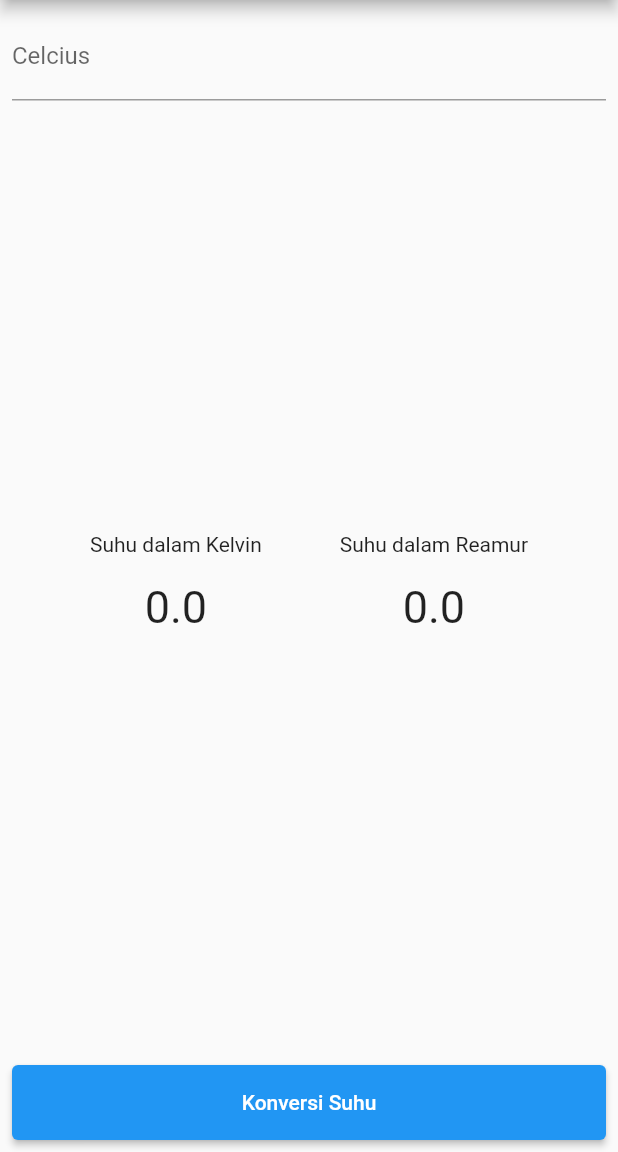
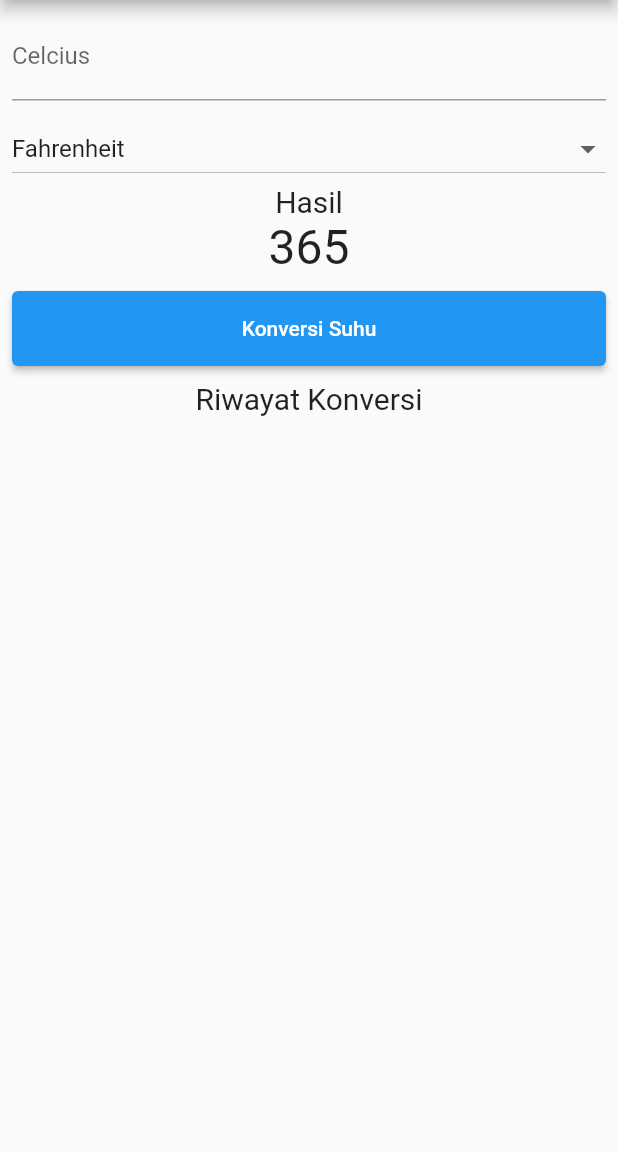
Before and after one commit to zflash123/flutter_konverter_suhu_js4_1, a Flutter app: the screen it shows after launch, on a phone screen of 412 x 824 dp, the part 84-1236 px from its top. Run offline on Flutter 3.47's test engine with Material 2 defaults, Android fonts, the phone set to English and light mode, and no system bars.

Commit message:
Complete layouting

```diff
--- a/lib/main.dart
+++ b/lib/main.dart
@@ -43,10 +43,48 @@ class _KonvertSuhuState extends State<KonvertSuhu> {
         body: Container(
           margin: const EdgeInsets.all(8),
           child: Column(
-            mainAxisAlignment: MainAxisAlignment.spaceBetween,
+            mainAxisAlignment: MainAxisAlignment.start,
             children: [
-              Input(inputController: inputController),
-              Output(kelvin: _kelvin, reamur: _reamur),
+              TextFormField(
+                keyboardType: TextInputType.number,
+                inputFormatters: <TextInputFormatter>[
+                  FilteringTextInputFormatter.digitsOnly
+                ],
+                decoration: const InputDecoration(
+                  labelText: 'Celcius',
+                  hintText: 'Enter the temperature in celcius',
+                ),
+                controller: inputController,
+              ),
+              const SizedBox(height: 8),
+              DropdownButton(
+                isExpanded: true,
+                value: 'Fahrenheit',
+                items: [
+                  DropdownMenuItem(
+                    child: Text('Kelvin'),
+                    value: 'Kelvin',
+                  ),
+                  DropdownMenuItem(
+                    child: Text('Reamur'),
+                    value: 'Reamur',
+                  ),
+                  DropdownMenuItem(
+                    child: Text('Fahrenheit'),
+                    value: 'Fahrenheit',
+                  ),
+                ],
+                onChanged: (value) {},
+              ),
+              const Text(
+                'Hasil',
+                style: TextStyle(fontSize: 20),
+              ),
+              Text(
+                '365',
+                style: TextStyle(fontSize: 32),
+              ),
+              SizedBox(height: 10),
               ElevatedButton(
                 style: ElevatedButton.styleFrom(
                   minimumSize: const Size.fromHeight(50),
@@ -56,6 +94,11 @@ class _KonvertSuhuState extends State<KonvertSuhu> {
                 },
                 child: const Text('Konversi Suhu'),
               ),
+              SizedBox(height: 10,),
+              const Text(
+                'Riwayat Konversi',
+                style: TextStyle(fontSize: 20),
+              ),
             ],
           ),
         ),
@@ -63,71 +106,3 @@ class _KonvertSuhuState extends State<KonvertSuhu> {
     );
   }
 }
-
-class Input extends StatelessWidget {
-  const Input({
-    Key? key,
-    required this.inputController,
-  }) : super(key: key);
-
-  final TextEditingController inputController;
-
-  @override
-  Widget build(BuildContext context) {
-    return TextFormField(
-      keyboardType: TextInputType.number,
-      inputFormatters: <TextInputFormatter>[
-        FilteringTextInputFormatter.digitsOnly
-      ],
-      decoration: const InputDecoration(
-        labelText: 'Celcius',
-        hintText: 'Masukkan Suhu Dalam Celcius'
-      ),
-      controller: inputController,
-    );
-  }
-}
-
-class Output extends StatelessWidget {
-  const Output({
-    Key? key,
-    required double kelvin,
-    required double reamur,
-  })  : _kelvin = kelvin,
-        _reamur = reamur,
-        super(key: key);
-
-  final double _kelvin;
-  final double _reamur;
-
-  @override
-  Widget build(BuildContext context) {
-    return Row(
-      mainAxisAlignment: MainAxisAlignment.spaceEvenly,
-      children: [
-        Column(
-          children: [
-            const Text('Suhu dalam Kelvin\n'),
-            Text(
-              '$_kelvin',
-              style: const TextStyle(
-                fontSize: 30,
-              ),
-            ),
-          ],
-        ),
-        Column(
-          children: [
-            const Text('Suhu dalam Reamur\n'),
-            Text(
-              '$_reamur',
-              style: const TextStyle(
-                fontSize: 30,
-              ),
-            ),
-          ],
-        ),
-      ],
-    );
-  }
-}
```
